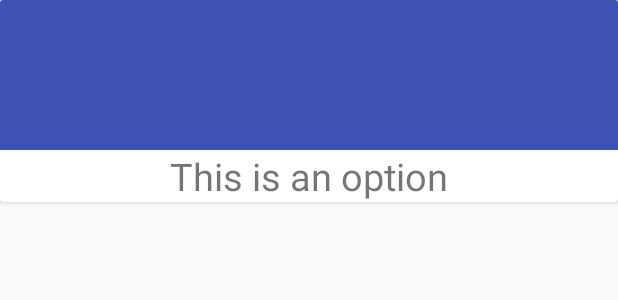
After one commit to AndrewPochapsky/Epic-Sauce, an Android app: the layout foods_view_holder.xml on its own in the app's theme, with its tools: preview values and no code run, on a phone screen of 412 x 824 dp. The commit adds this screen. Shown: the top 300 px of the screen. Run offline under Robolectric (Android 15) with nearby library versions, the phone set to English and light mode, and no system bars.

Commit message:
more stuff is noww done

```diff
--- a/EpicSauceAndroid/app/src/main/java/dreadloaf/com/epicsauce/FoodSelection/EpicSauceClient.java
+++ b/EpicSauceAndroid/app/src/main/java/dreadloaf/com/epicsauce/FoodSelection/EpicSauceClient.java
@@ -11,4 +11,7 @@ public interface EpicSauceClient {
 
     @GET("/api/food/getFood.php")
     Call<List<List<String>>> getFoodInfo(@Query("data") String json, @Query("nextValue") String next, @Query("showOutput") boolean showOutput);
+
+    @GET("/api/food/getFood.php")
+    Call<List<List<FoodInfo>>> getMealInfo(@Query("data") String json, @Query("showOutput") boolean showOutput);
 }
--- a/EpicSauceAndroid/app/src/main/java/dreadloaf/com/epicsauce/SelectedFood/SelectedFoodActivity.java
+++ b/EpicSauceAndroid/app/src/main/java/dreadloaf/com/epicsauce/SelectedFood/SelectedFoodActivity.java
@@ -11,5 +11,6 @@ public class SelectedFoodActivity extends AppCompatActivity {
     protected void onCreate(Bundle savedInstanceState) {
         super.onCreate(savedInstanceState);
         setContentView(R.layout.activity_selected_food);
+
     }
 }
--- /dev/null
+++ b/EpicSauceAndroid/app/src/main/res/layout/foods_view_holder.xml
@@ -0,0 +1,33 @@
+<?xml version="1.0" encoding="utf-8"?>
+<RelativeLayout xmlns:android="http://schemas.android.com/apk/res/android"
+    android:layout_width="match_parent"
+    android:layout_height="wrap_content"
+    xmlns:app="http://schemas.android.com/apk/res-auto">
+
+    <android.support.v7.widget.CardView
+        android:layout_width="match_parent"
+        android:layout_height="wrap_content"
+        android:layout_marginBottom="3dp">
+        <LinearLayout
+            android:layout_width="match_parent"
+            android:layout_height="wrap_content"
+            android:orientation="vertical">
+            <ImageView
+                android:id="@+id/food_list_image"
+                android:layout_width="match_parent"
+                android:layout_height="100dp"
+                android:src="@color/colorPrimary"/>
+
+            <TextView
+                android:id="@+id/food_list_title"
+                android:layout_width="wrap_content"
+                android:layout_height="wrap_content"
+                android:text="This is an option"
+                android:layout_gravity="center"
+                android:textSize="25sp"/>
+        </LinearLayout>
+
+
+    </android.support.v7.widget.CardView>
+
+</RelativeLayout>
```
Also changed, not shown: EpicSauceAndroid/app/src/main/java/dreadloaf/com/epicsauce/FoodChoices/DownloadImageTask.java (added, +36 -0 lines), EpicSauceAndroid/app/src/main/java/dreadloaf/com/epicsauce/FoodChoices/FoodAdapter.java (added, +79 -0 lines), EpicSauceAndroid/app/src/main/java/dreadloaf/com/epicsauce/FoodChoices/FoodChoicesActivity.java (+89 -2 lines), EpicSauceAndroid/app/src/main/java/dreadloaf/com/epicsauce/FoodSelection/FoodInfo.java (+18 -0 lines), EpicSauceAndroid/app/src/main/res/layout/activity_food_choices.xml (+9 -2 lines).
